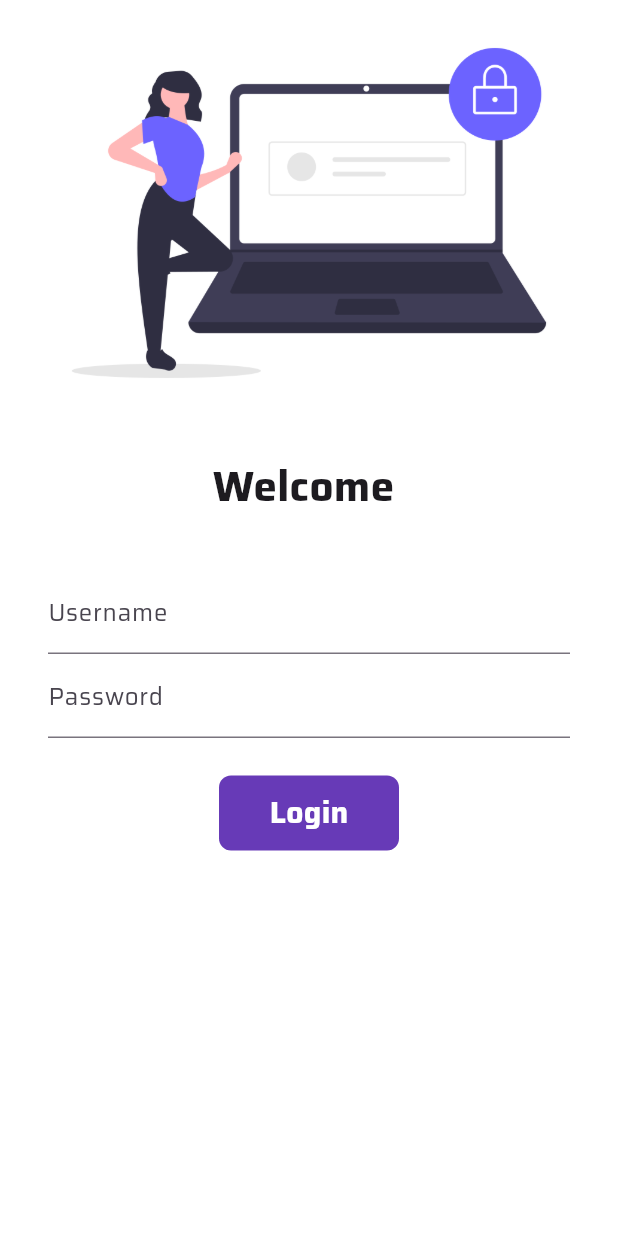
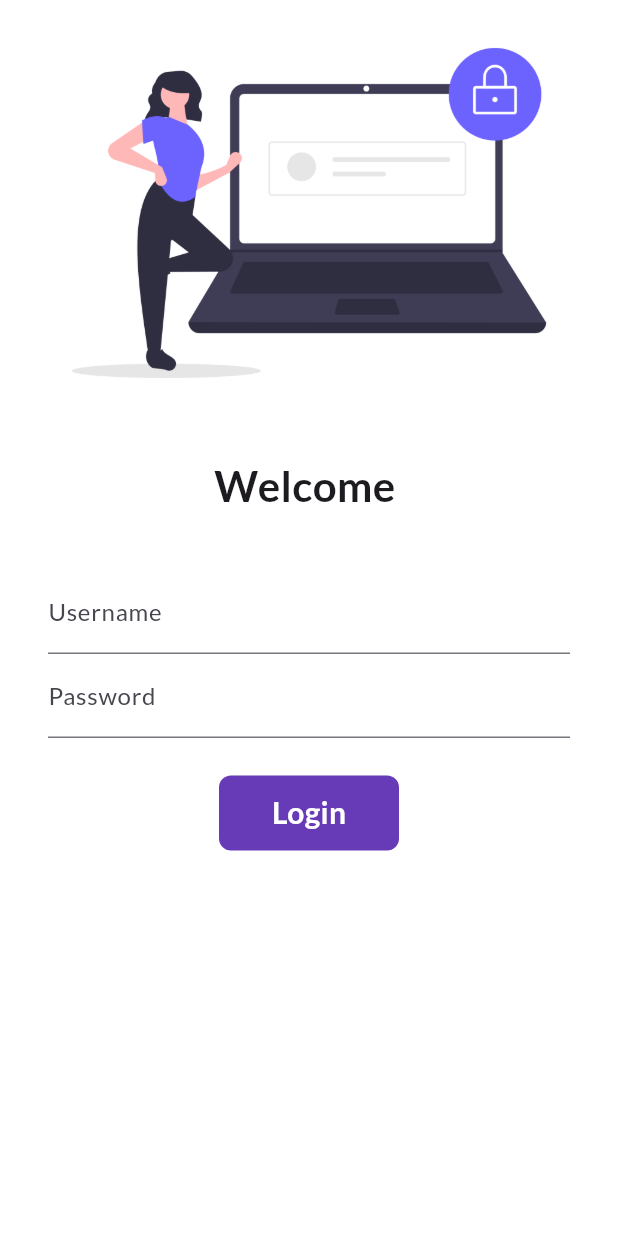
Before and after one commit to me-vivek-kr/FlutterLearn, a Flutter app: the screen it shows after launch, on a phone screen of 412 x 824 dp. Run offline on Flutter 3.47's test engine with Material 3 defaults, Android fonts, the phone set to English and light mode, and no system bars; our stand-ins replace google_fonts.

Commit message:
Day 6 Completed

```diff
--- a/lib/main.dart
+++ b/lib/main.dart
@@ -1,6 +1,7 @@
 import 'package:flutter/material.dart';
 import 'package:flutterlearn/pages/login_page.dart';
 import 'package:flutterlearn/utils/routes.dart';
+import 'package:flutterlearn/widgets/themes.dart';
 import 'package:google_fonts/google_fonts.dart';
 
 import 'pages/home_page.dart';
@@ -14,14 +15,11 @@ class MyApp extends StatelessWidget {
   Widget build(BuildContext context) {
     return MaterialApp(
       themeMode: ThemeMode.light,
-      theme: ThemeData(
-        primarySwatch: Colors.deepPurple,
-        fontFamily: GoogleFonts.saira().fontFamily,
-        //primaryTextTheme: GoogleFonts.latoTextTheme(),
-      ),
+      theme: MyTheme.lightTheme,
       darkTheme: ThemeData(
         brightness: Brightness.dark,
       ),
+      debugShowCheckedModeBanner: false,
       initialRoute: "/",
       routes: {
         "/": (context) => LoginPage(),
--- a/lib/pages/home_page.dart
+++ b/lib/pages/home_page.dart
@@ -9,7 +9,6 @@ class HomePage extends StatelessWidget {
     return Scaffold(
       appBar: AppBar(
         title: Text("Catalog App"),
-        backgroundColor: Colors.deepPurple,
       ),
       body: Center(
         child: Container(
--- a/lib/widgets/drawer.dart
+++ b/lib/widgets/drawer.dart
@@ -26,6 +26,7 @@ class MyDrawer extends StatelessWidget {
                 ),
               ),
             ),
+
             ListTile(
               leading: Icon(
                 CupertinoIcons.home,
--- /dev/null
+++ b/lib/widgets/themes.dart
@@ -0,0 +1,19 @@
+import 'package:flutter/material.dart';
+import 'package:flutter/widgets.dart';
+import 'package:google_fonts/google_fonts.dart';
+
+class MyTheme {
+  static ThemeData get lightTheme => ThemeData(
+        primarySwatch: Colors.deepPurple,
+        fontFamily: GoogleFonts.lato().fontFamily,
+        appBarTheme: const AppBarTheme(
+          color: Colors.white,
+          elevation: 0.0,
+          iconTheme: IconThemeData(color: Colors.black),
+          titleTextStyle: TextStyle(color: Colors.black),
+          centerTitle: true,
+        ),
+      );
+
+  static ThemeData get darkTheme => ThemeData(brightness: Brightness.dark);
+}
```
Also changed, not shown: lib/pages/login_page.dart (+4 -7 lines).
